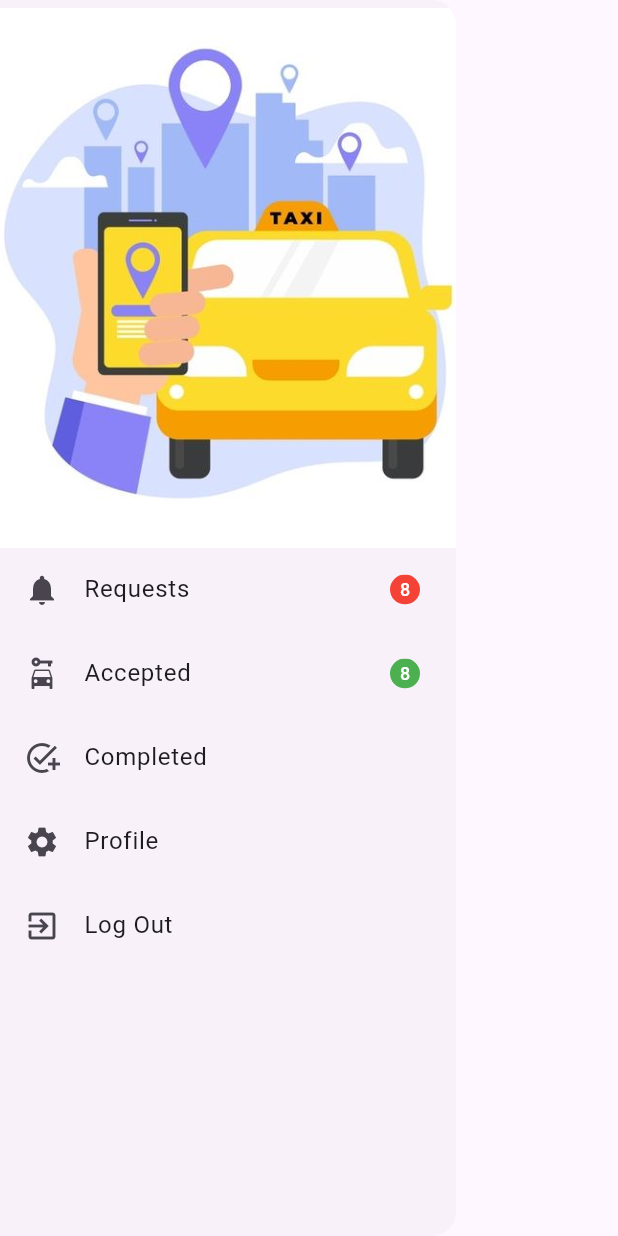
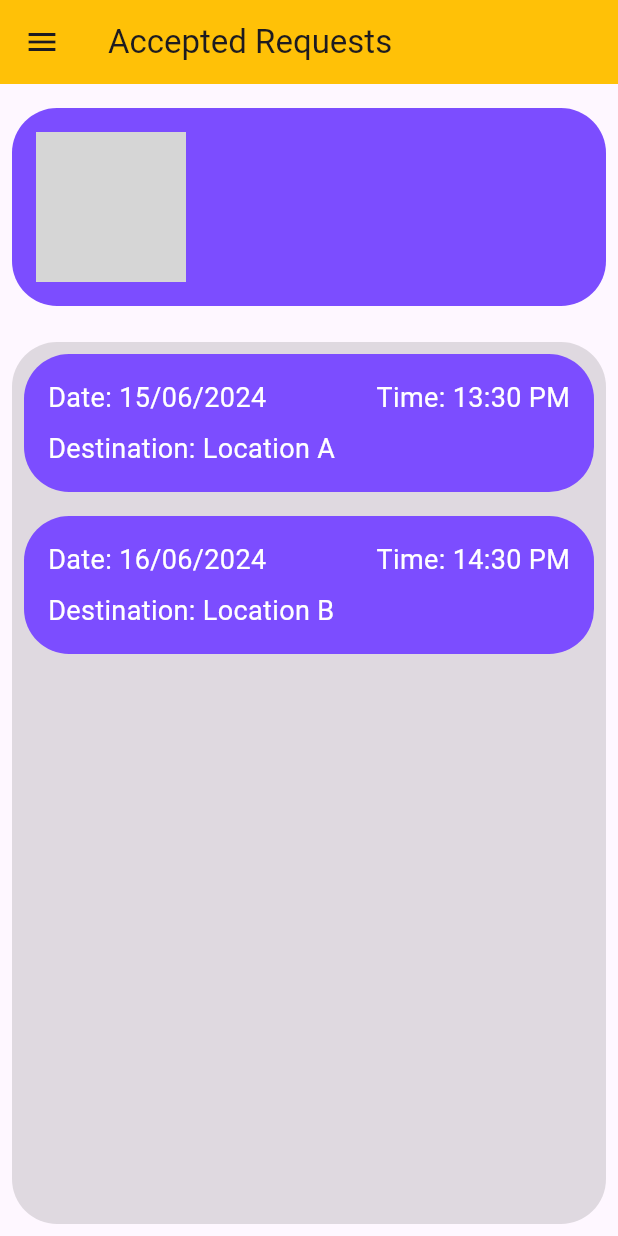
Before and after one commit to SahasraOshadhi/vihanga_cabs_driver_app, a Flutter app: the NavBar widget shown alone on an empty page, opened directly, after a tap on "Accepted", on a phone screen of 412 x 824 dp. Run offline on Flutter 3.47's test engine with Material 3 defaults, Android fonts, the phone set to English and light mode, and no system bars; our stand-ins replace connectivity, firebase_auth, firebase_core, firebase_database, firebase_storage, flutter_dotenv and 1 more; accounts and stored records are empty; network calls fail; grey boxes are pictures that could not be loaded.

Commit message:
accepted rides page done

```diff
--- a/lib/pages/accepted_rides.dart
+++ b/lib/pages/accepted_rides.dart
@@ -0,0 +1,301 @@
+import 'package:flutter/material.dart';
+import 'package:vihanga_cabs_driver_app/widgets/nav_bar.dart';
+import 'package:vihanga_cabs_driver_app/widgets/profile_header.dart';
+import 'package:firebase_auth/firebase_auth.dart';
+import 'package:firebase_database/firebase_database.dart';
+
+class AcceptedRides extends StatefulWidget {
+  const AcceptedRides({super.key});
+
+  @override
+  State<AcceptedRides> createState() => _AcceptedRequestState();
+}
+
+class _AcceptedRequestState extends State<AcceptedRides> {
+  final FirebaseAuth _auth = FirebaseAuth.instance;
+  final DatabaseReference _databaseRef = FirebaseDatabase.instance.ref().child('drivers');
+
+  late Future<Map<String, dynamic>> _userData;
+  late Future<List<Map<String, dynamic>>> _ridesData;
+
+  @override
+  void initState() {
+    super.initState();
+    _userData = _fetchUserData();
+    _ridesData = _fetchRidesData();
+  }
+
+  Future<Map<String, dynamic>> _fetchUserData() async {
+    final User? user = _auth.currentUser;
+    if (user != null) {
+      final DatabaseReference userRef = _databaseRef.child(user.uid);
+
+      DataSnapshot snapshot = await userRef.get();
+      if (snapshot.exists) {
+        final Map<dynamic, dynamic> data = snapshot.value as Map;
+        final String firstName = data['firstName'] ?? '';
+        final String lastName = data['lastName'] ?? '';
+        final String imageUrl = data['selfPic'] ?? ''; // Fetch the selfPic URL
+
+        return {
+          'firstName': firstName,
+          'lastName': lastName,
+          'imageUrl': imageUrl,
+        };
+      } else {
+        print('No user data found for the provided UID.');
+      }
+    } else {
+      print('User is not logged in.');
+    }
+    return {};
+  }
+
+  Future<List<Map<String, dynamic>>> _fetchRidesData() async {
+    // This function will fetch the ride data from Firebase
+    // For demonstration, we use static data here
+    return [
+      {
+        'date': '15/06/2024',
+        'time': '13:30 PM',
+        'destination': 'Location A',
+      },
+      {
+        'date': '16/06/2024',
+        'time': '14:30 PM',
+        'destination': 'Location B',
+      },
+      // Add more static rides here
+    ];
+  }
+
+  void _showRideDetails(BuildContext context) {
+    showDialog(
+      context: context,
+      builder: (BuildContext context) {
+        return AlertDialog(
+          content: SizedBox(
+            width: double.maxFinite,
+            child: Column(
+              mainAxisSize: MainAxisSize.min,
+              children: [
+                Row(
+                  children: [
+                    CircleAvatar(
+                      backgroundImage: NetworkImage('https://via.placeholder.com/150'), // Placeholder profile picture URL
+                      radius: 30,
+                    ),
+                    const SizedBox(width: 10),
+                    const Text(
+                      'Customer',
+                      style: TextStyle(
+                        fontSize: 18,
+                        fontWeight: FontWeight.bold,
+                      ),
+                    ),
+                    Spacer(),
+                    const Text('Value'), // Placeholder value
+                  ],
+                ),
+                const SizedBox(height: 10),
+                Row(
+                  children: const [
+                    Text('Customer Contact:'),
+                    Spacer(),
+                    Text('Value'), // Placeholder value
+                  ],
+                ),
+                const SizedBox(height: 10),
+                Row(
+                  children: const [
+                    Text('Company Name:'),
+                    Spacer(),
+                    Text('Value'), // Placeholder value
+                  ],
+                ),
+                const SizedBox(height: 10),
+                Row(
+                  children: const [
+                    Text('Date:'),
+                    Spacer(),
+                    Text('Value'), // Placeholder value
+                    Spacer(),
+                    Text('Time:'),
+                    Spacer(),
+                    Text('Value'), // Placeholder value
+                  ],
+                ),
+                const SizedBox(height: 10),
+                Row(
+                  children: const [
+                    Text('Destination:'),
+                    Spacer(),
+                    Text('Value'), // Placeholder value
+                  ],
+                ),
+                const SizedBox(height: 10),
+                Row(
+                  children: const [
+                    Text('Pick up:'),
+                    Spacer(),
+                    Text('Value'), // Placeholder value
+                  ],
+                ),
+                const SizedBox(height: 10),
+                Row(
+                  children: const [
+                    Text('Stops:'),
+                    Spacer(),
+                    Text('Value'), // Placeholder value
+                  ],
+                ),
+                const SizedBox(height: 10),
+                Row(
+                  children: const [
+                    Text('No. of passengers:'),
+                    Spacer(),
+                    Text('Value'), // Placeholder value
+                  ],
+                ),
+                const SizedBox(height: 10),
+                Row(
+                  children: const [
+                    Text('Estimated km:'),
+                    Spacer(),
+                    Text('Value'), // Placeholder value
+                  ],
+                ),
+              ],
+            ),
+          ),
+          actions: <Widget>[
+            TextButton(
+              child: const Text('Close'),
+              onPressed: () {
+                Navigator.of(context).pop();
+              },
+            ),
+          ],
+        );
+      },
+    );
+  }
+
+  @override
+  Widget build(BuildContext context) {
+    return Scaffold(
+      drawer: NavBar(),
+      appBar: AppBar(
+        title: const Text('Accepted Requests'),
+        backgroundColor: Colors.amber, // Set the AppBar color
+      ),
+      body: SafeArea(
+        child: FutureBuilder<Map<String, dynamic>>(
+          future: _userData,
+          builder: (context, snapshot) {
+            if (snapshot.connectionState == ConnectionState.waiting) {
+              return const Center(child: CircularProgressIndicator());
+            } else if (snapshot.hasError) {
+              return Center(child: Text('Error fetching user data: ${snapshot.error}'));
+            } else if (!snapshot.hasData || snapshot.data!.isEmpty) {
+              return const Center(child: Text('No user data available'));
+            } else {
+              final Map<String, dynamic> userData = snapshot.data!;
+              final String fullName = '${userData['firstName']} ${userData['lastName']}';
+              final String imageUrl = userData['imageUrl'];
+
+              return Column(
+                children: [
+                  const SizedBox(height: 8), // Add padding below AppBar
+                  ProfileHeader(
+                    fullName: fullName,
+                    imageUrl: imageUrl,
+                  ),
+                  const SizedBox(height: 8), // Add padding between containers
+                  Expanded(
+                    child: FutureBuilder<List<Map<String, dynamic>>>(
+                      future: _ridesData,
+                      builder: (context, snapshot) {
+                        if (snapshot.connectionState == ConnectionState.waiting) {
+                          return const Center(child: CircularProgressIndicator());
+                        } else if (snapshot.hasError) {
+                          return Center(child: Text('Error fetching ride data: ${snapshot.error}'));
+                        } else if (!snapshot.hasData || snapshot.data!.isEmpty) {
+                          return const Center(child: Text('No ride data available'));
+                        } else {
+                          final List<Map<String, dynamic>> ridesData = snapshot.data!;
+
+                          return Padding(
+                            padding: const EdgeInsets.all(8.0),
+                            child: Container(
+                              decoration: BoxDecoration(
+                                color: Colors.black12,
+                                borderRadius: const BorderRadius.all(Radius.circular(30)),
+                              ),
+                              child: ListView.builder(
+                                itemCount: ridesData.length,
+                                itemBuilder: (context, index) {
+                                  final ride = ridesData[index];
+                                  return GestureDetector(
+                                    onTap: () => _showRideDetails(context),
+                                    child: Padding(
+                                      padding: const EdgeInsets.all(8.0),
+                                      child: Container(
+                                        width: double.infinity,
+                                        padding: const EdgeInsets.all(16),
+                                        decoration: BoxDecoration(
+                                          color: Colors.deepPurpleAccent,
+                                          borderRadius: const BorderRadius.all(Radius.circular(30)),
+                                        ),
+                                        child: Column(
+                                          crossAxisAlignment: CrossAxisAlignment.start,
+                                          children: [
+                                            Row(
+                                              mainAxisAlignment: MainAxisAlignment.spaceBetween,
+                                              children: [
+                                                Text(
+                                                  'Date: ${ride['date']}',
+                                                  style: const TextStyle(
+                                                    fontSize: 18,
+                                                    color: Colors.white,
+                                                  ),
+                                                ),
+                                                Text(
+                                                  'Time: ${ride['time']}',
+                                                  style: const TextStyle(
+                                                    fontSize: 18,
+                                                    color: Colors.white,
+                                                  ),
+                                                ),
+                                              ],
+                                            ),
+                                            const SizedBox(height: 8),
+                                            Text(
+                                              'Destination: ${ride['destination']}',
+                                              style: const TextStyle(
+                                                fontSize: 18,
+                                                color: Colors.white,
+                                              ),
+                                            ),
+                                          ],
+                                        ),
+                                      ),
+                                    ),
+                                  );
+                                },
+                              ),
+                            ),
+                          );
+                        }
+                      },
+                    ),
+                  ),
+                ],
+              );
+            }
+          },
+        ),
+      ),
+    );
+  }
+}
--- a/lib/widgets/nav_bar.dart
+++ b/lib/widgets/nav_bar.dart
@@ -1,6 +1,8 @@
 import 'package:flutter/material.dart';
 import 'package:vihanga_cabs_driver_app/authentication/Login/login_screen.dart';
 import 'package:vihanga_cabs_driver_app/pages/home_page.dart';
+import 'package:vihanga_cabs_driver_app/pages/accepted_rides.dart';
+
 
 class NavBar extends StatelessWidget {
   const NavBar({super.key});
@@ -18,6 +20,13 @@ class NavBar extends StatelessWidget {
     Navigator.of(context).pushReplacement(MaterialPageRoute(builder: (context) => const HomePage()),
     );
   }
+
+  void _goToAcceptedRequestPage(BuildContext context) {
+    Navigator.of(context).pushReplacement(MaterialPageRoute(builder: (context) => const AcceptedRides()),
+    );
+  }
+
+
 
   @override
   Widget build(BuildContext context) {
@@ -60,7 +69,7 @@ class NavBar extends StatelessWidget {
           ListTile(
             leading: Icon(Icons.car_rental),
             title: Text('Accepted'),
-            onTap: () => null,
+            onTap: () => _goToAcceptedRequestPage(context),
             trailing: ClipOval(
               child: Container(
                 color: Colors.green,
```
